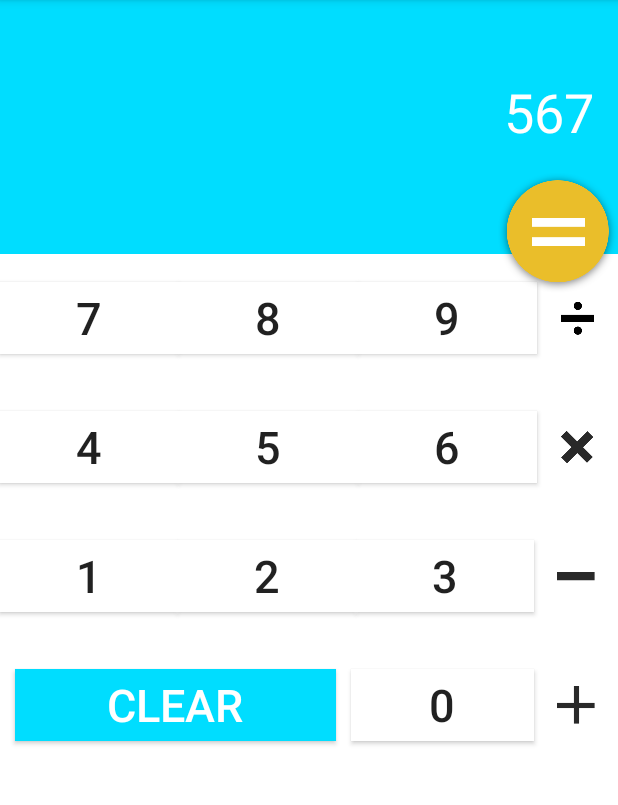
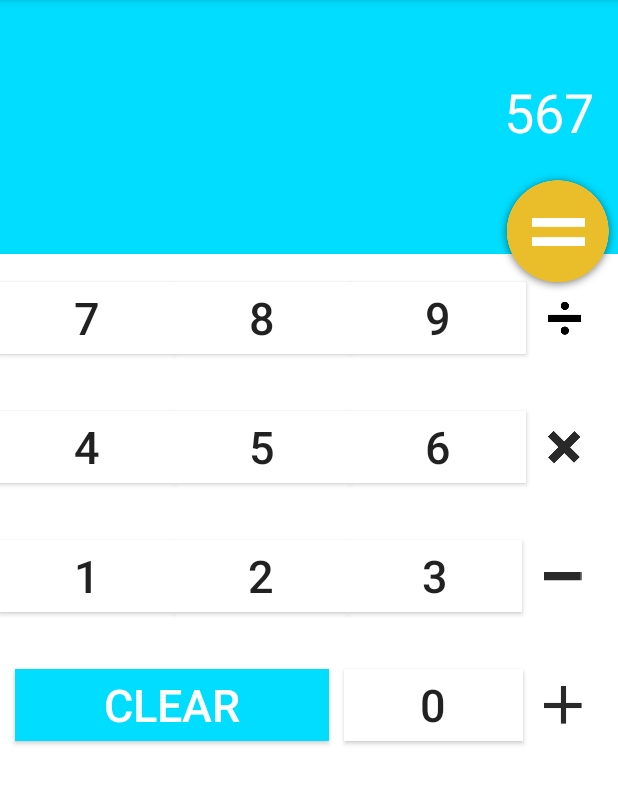
Before and after one commit to dilipkumar4813/Android-Calculator, an Android app: the screen it shows after launch (CalcActivity), on a phone screen of 412 x 824 dp, the part 84-889 px from its top. Run offline under Robolectric (Android 15) with nearby library versions, the phone set to English and light mode, and no system bars.

Commit message:
Layout modification on the operators image

```diff
--- a/app/src/main/res/layout/activity_calc.xml
+++ b/app/src/main/res/layout/activity_calc.xml
@@ -76,7 +76,8 @@
                 android:layout_height="wrap_content"
                 android:layout_gravity="center_vertical"
                 android:layout_weight="1"
-                android:src="@drawable/divide" />
+                android:src="@drawable/divide"
+                android:layout_marginRight="10dp" />
         </LinearLayout>
 
         <LinearLayout
@@ -121,7 +122,8 @@
                 android:layout_gravity="center_vertical"
                 android:layout_weight="1"
                 android:background="@android:color/background_light"
-                app:srcCompat="@drawable/multiply" />
+                app:srcCompat="@drawable/multiply"
+                android:layout_marginRight="10dp" />
 
         </LinearLayout>
 
@@ -167,7 +169,8 @@
                 android:layout_gravity="center_vertical"
                 android:layout_weight="1"
                 android:background="@android:color/background_light"
-                app:srcCompat="@drawable/subtract" />
+                app:srcCompat="@drawable/subtract"
+                android:layout_marginRight="10dp" />
         </LinearLayout>
 
         <LinearLayout
@@ -205,7 +208,8 @@
                 android:layout_gravity="center_vertical"
                 android:layout_weight="1"
                 android:background="@android:color/background_light"
-                app:srcCompat="@drawable/add" />
+                app:srcCompat="@drawable/add"
+                android:layout_marginRight="10dp" />
         </LinearLayout>
 
     </LinearLayout>
```
